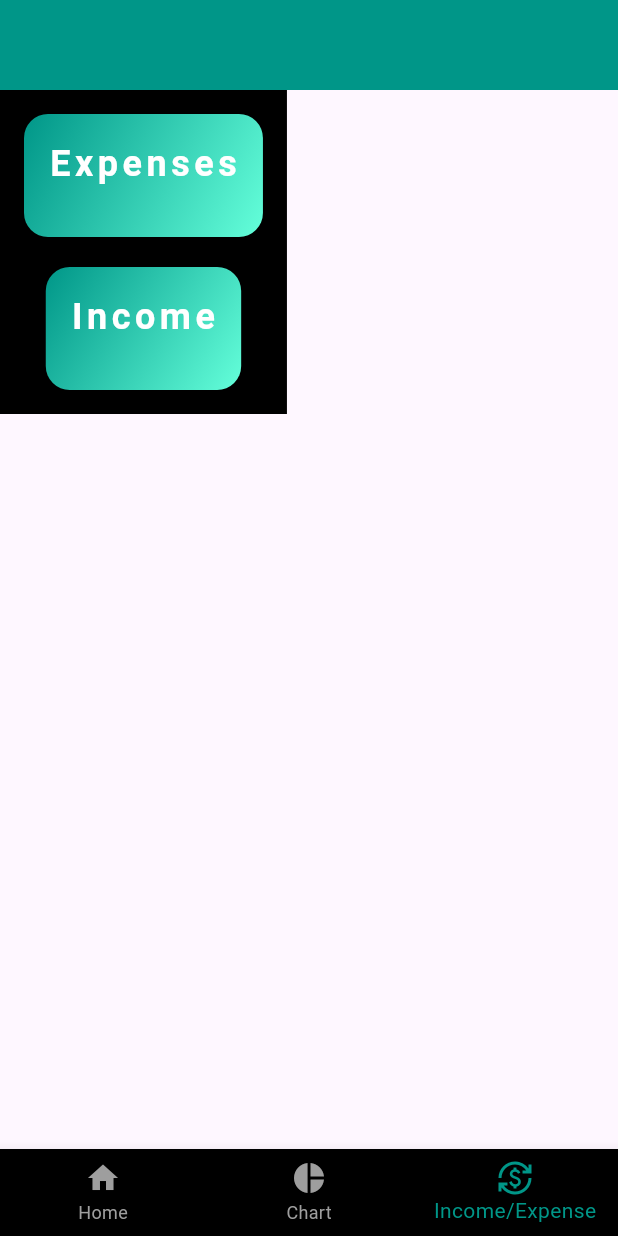
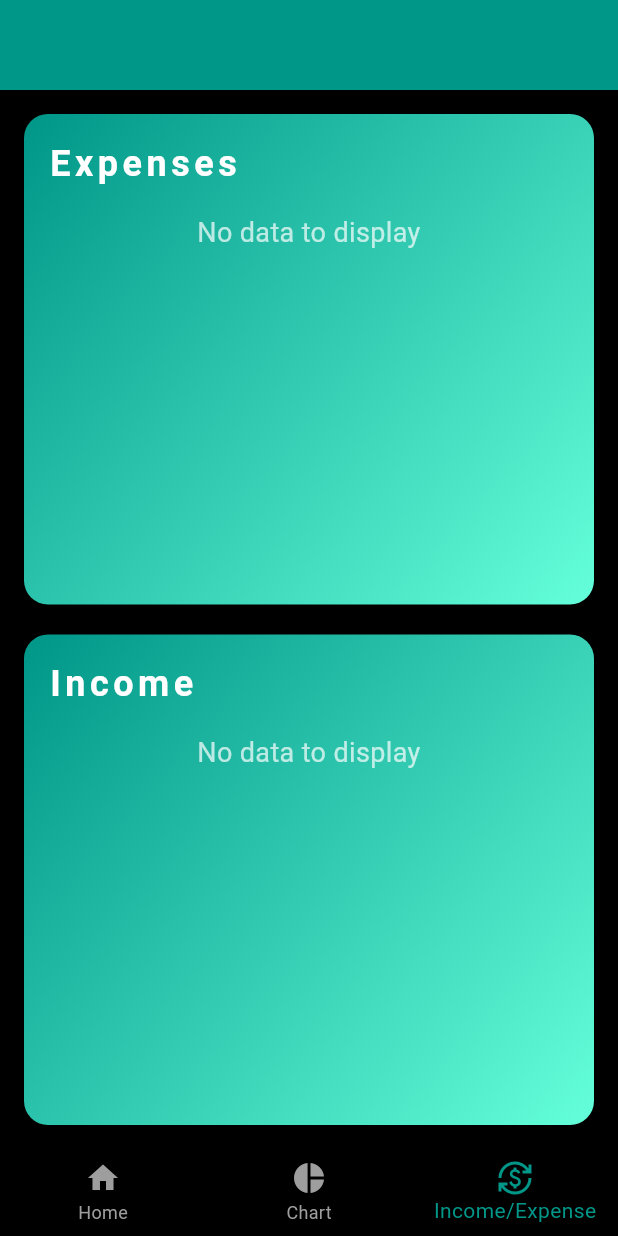
Before and after one commit to Aadil-777/Khajanav, a Flutter app: the CategoriesPage screen opened directly, on a phone screen of 412 x 824 dp. Run offline on Flutter 3.47's test engine with Material 3 defaults, Android fonts, the phone set to English and light mode, and no system bars; our stand-ins replace google_fonts, pie_chart, shared_preferences; accounts and stored records are empty.

Commit message:
Update categories.dart

```diff
--- a/lib/categories.dart
+++ b/lib/categories.dart
@@ -7,6 +7,8 @@ import 'expensechartpage.dart';
 import 'transactiondetailspage.dart'; // Import the new TransactionDetailsPage
 
 class CategoriesPage extends StatefulWidget {
+  const CategoriesPage({super.key});
+
   @override
   _CategoriesPageState createState() => _CategoriesPageState();
 }
@@ -97,7 +99,6 @@ class _CategoriesPageState extends State<CategoriesPage> {
   Widget build(BuildContext context) {
     return Scaffold(
       appBar: AppBar(
-
         backgroundColor: Colors.teal,
         automaticallyImplyLeading: false, // Remove the back button
         toolbarHeight: 60.0, // Reduced the height of the AppBar
@@ -105,20 +106,19 @@ class _CategoriesPageState extends State<CategoriesPage> {
       body: Container(
         color: Colors.black,
         padding: const EdgeInsets.all(16.0),
-        child: SingleChildScrollView( // Ensure the page is scrollable
         child: Column(
+          crossAxisAlignment: CrossAxisAlignment.stretch, // Stretch children horizontally
           children: [
             _buildSection('Expenses', _expenseTotals, isExpense: true),
-              SizedBox(height: 20),
+            const SizedBox(height: 20),
             _buildSection('Income', _incomeTotals, isExpense: false),
           ],
-          ),
         ),
       ),
       bottomNavigationBar: BottomNavigationBar(
         currentIndex: _selectedIndex,
         onTap: _onItemTapped,
-        items: [
+        items: const [
           BottomNavigationBarItem(
             icon: Icon(Icons.home),
             label: 'Home',
@@ -140,10 +140,11 @@ class _CategoriesPageState extends State<CategoriesPage> {
   }
 
   Widget _buildSection(String title, Map<String, double> totals, {required bool isExpense}) {
-    return Container(
-      padding: EdgeInsets.all(16.0),
+    return Expanded(
+      child: Container(
+        padding: const EdgeInsets.all(16.0),
         decoration: BoxDecoration(
-        gradient: LinearGradient(
+          gradient: const LinearGradient(
             colors: [Colors.teal, Colors.tealAccent],
             begin: Alignment.topLeft,
             end: Alignment.bottomRight,
@@ -154,38 +155,54 @@ class _CategoriesPageState extends State<CategoriesPage> {
               color: Colors.black.withOpacity(0.5),
               spreadRadius: 2,
               blurRadius: 8,
-            offset: Offset(0, 4),
+              offset: const Offset(0, 4),
             ),
           ],
         ),
         child: Column(
-        crossAxisAlignment: CrossAxisAlignment.start,
+          crossAxisAlignment: CrossAxisAlignment.stretch,
           children: [
             Text(
               title,
-            style: TextStyle(
+
+              style: const TextStyle(
                 fontSize: 24.0,
                 fontWeight: FontWeight.bold,
                 letterSpacing: 3.0,
                 color: Colors.white,
               ),
             ),
-          SizedBox(height: 16.0),
-          ...totals.entries.map((entry) {
+            const SizedBox(height: 16.0),
+            totals.isEmpty // Check if the totals map is empty
+                ? const Center(
+                    child: Text(
+
+                      'No data to display',
+                      textAlign: TextAlign.end,
+                      style: TextStyle(
+
+                        fontSize: 18.0,
+                        color: Colors.white70,
+                      ),
+                    ),
+                  )
+                : Expanded(
+                    child: ListView(
+                      children: totals.entries.map((entry) {
                         return Card(
                           elevation: 4.0,
-              margin: EdgeInsets.symmetric(vertical: 8.0),
+                          margin: const EdgeInsets.symmetric(vertical: 8.0),
                           color: Colors.grey[850],
                           child: ListTile(
                             leading: Icon(_getCategoryIcon(entry.key), color: Colors.teal),
-                title: Text(entry.key, style: TextStyle(color: Colors.white)),
+                            title: Text(entry.key, style: const TextStyle(color: Colors.white)),
                             trailing: Text(
-                  '\$${entry.value.toStringAsFixed(2)}',
+                              '${isExpense ? '-' : '+'}\$${entry.value.toStringAsFixed(2)}',
                               style: TextStyle(
                                 color: isExpense ? Colors.red : Colors.green, // Set color based on category type
                               ),
                             ),
-                contentPadding: EdgeInsets.symmetric(horizontal: 16.0),
+                            contentPadding: const EdgeInsets.symmetric(horizontal: 16.0),
                             onTap: () {
                               List<Map<String, dynamic>> transactions = _transactionsByCategory[entry.key] ?? [];
                               Navigator.push(
@@ -201,7 +218,10 @@ class _CategoriesPageState extends State<CategoriesPage> {
                           ),
                         );
                       }).toList(),
+                    ),
+                  ),
           ],
+        ),
       ),
     );
   }
@@ -224,6 +244,8 @@ class _CategoriesPageState extends State<CategoriesPage> {
         return Icons.work;
       case 'Investments':
         return Icons.trending_up;
+      case 'Other':
+        return Icons.more_sharp;
       // Add more categories as needed
       default:
         return Icons.more_horiz;
```
Lines whose indentation alone changed are shown as unchanged.
